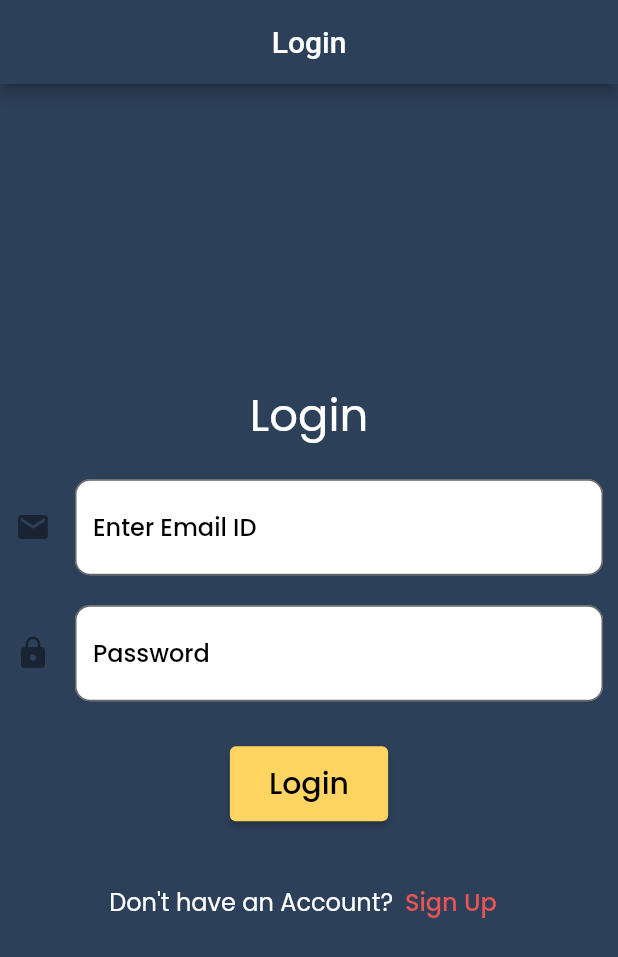
After one commit to sandesh101/E-Palika, a Flutter app: the screen it shows after launch, after a tap on "Go to Login", on a phone screen of 412 x 824 dp. The commit adds this screen. Shown: the top 957 px of the screen. Run offline on Flutter 3.47's test engine with Material 2 defaults, Android fonts, the phone set to English and light mode, and no system bars; our stand-ins replace firebase_core, google_fonts, image_picker; accounts and stored records are empty.

Commit message:
Made Login Screen

```diff
--- a/lib/screens/home_screen.dart
+++ b/lib/screens/home_screen.dart
@@ -1,4 +1,5 @@
 import 'package:e_palika/constants/colors.dart';
+import 'package:e_palika/screens/login_screen.dart';
 import 'package:e_palika/widgets/custom_button.dart';
 import 'package:flutter/material.dart';
 import 'package:google_fonts/google_fonts.dart';
@@ -44,6 +45,20 @@ class HomePage extends StatelessWidget {
                 Navigator.pushNamed(context, 'birthcertificate_details'),
               },
             ),
+            const SizedBox(
+              height: 30,
+            ),
+            Buttons(
+                buttonText: 'Go to Login',
+                buttonColor: AppColors.secondaryColor,
+                onClick: () => {
+                      Navigator.push(
+                        context,
+                        MaterialPageRoute(
+                          builder: (context) => const LoginScreen(),
+                        ),
+                      )
+                    })
           ],
         ),
       ),
--- /dev/null
+++ b/lib/screens/login_screen.dart
@@ -0,0 +1,112 @@
+import 'package:e_palika/constants/colors.dart';
+import 'package:e_palika/widgets/custom_button.dart';
+import 'package:flutter/material.dart';
+import 'package:google_fonts/google_fonts.dart';
+
+class LoginScreen extends StatefulWidget {
+  const LoginScreen({Key? key}) : super(key: key);
+
+  @override
+  _LoginScreenState createState() => _LoginScreenState();
+}
+
+class _LoginScreenState extends State<LoginScreen> {
+  TextEditingController _emailController = TextEditingController();
+  TextEditingController _passwordController = TextEditingController();
+
+  @override
+  Widget build(BuildContext context) {
+    return Scaffold(
+      backgroundColor: AppColors.primaryColor,
+      appBar: AppBar(
+        backgroundColor: AppColors.primaryColor,
+        automaticallyImplyLeading: false,
+        title: const Text("Login"),
+        centerTitle: true,
+      ),
+      body: Center(
+        child: Column(
+          mainAxisAlignment: MainAxisAlignment.center,
+          children: [
+            Text(
+              'Login',
+              style: GoogleFonts.poppins(fontSize: 30, color: Colors.white),
+            ),
+            const SizedBox(
+              height: 10,
+            ),
+            Padding(
+              padding:
+                  const EdgeInsets.symmetric(horizontal: 10.0, vertical: 10.0),
+              child: TextFormField(
+                controller: _emailController,
+                decoration: InputDecoration(
+                  fillColor: Colors.white,
+                  filled: true,
+                  border: OutlineInputBorder(
+                    borderRadius: BorderRadius.circular(10),
+                  ),
+                  icon: const Icon(Icons.mail),
+                  hintText: "Enter Email ID",
+                  hintStyle: GoogleFonts.poppins(
+                    fontSize: 16,
+                    color: Colors.black,
+                    fontWeight: FontWeight.w500,
+                  ),
+                ),
+              ),
+            ),
+            Padding(
+              padding:
+                  const EdgeInsets.symmetric(horizontal: 10.0, vertical: 10.0),
+              child: TextFormField(
+                obscureText: true,
+                controller: _passwordController,
+                decoration: InputDecoration(
+                  fillColor: Colors.white,
+                  filled: true,
+                  border: OutlineInputBorder(
+                    borderRadius: BorderRadius.circular(10),
+                  ),
+                  icon: const Icon(Icons.lock),
+                  hintText: "Password",
+                  hintStyle: GoogleFonts.poppins(
+                    fontSize: 16,
+                    color: Colors.black,
+                    fontWeight: FontWeight.w500,
+                  ),
+                ),
+              ),
+            ),
+            const SizedBox(height: 20),
+            Buttons(
+              buttonText: "Login",
+              buttonColor: AppColors.secondaryColor,
+              onClick: () {},
+            ),
+            const SizedBox(
+              height: 30,
+            ),
+            Row(
+              mainAxisAlignment: MainAxisAlignment.center,
+              children: [
+                Text(
+                  "Don't have an Account?",
+                  style: GoogleFonts.poppins(fontSize: 16, color: Colors.white),
+                ),
+                TextButton(
+                  onPressed: () {},
+                  child: Text(
+                    'Sign Up',
+                    style: GoogleFonts.poppins(
+                        fontSize: 16, color: AppColors.accentColor),
+                  ),
+                ),
+              ],
+            ),
+          ],
+        ),
+      ),
+    );
+  }
+}
```
